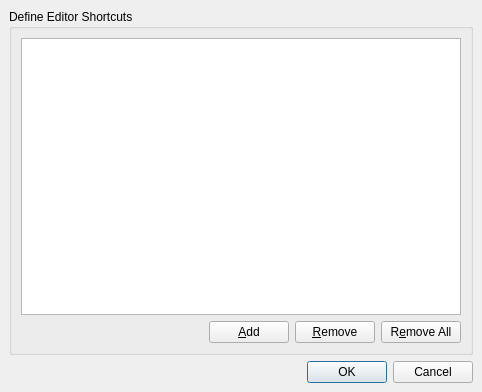
Above: Sqliteman/sqliteman/shortcuteditordialog.ui from iamkjg/sqliteman before the change. Below: the same form after it.
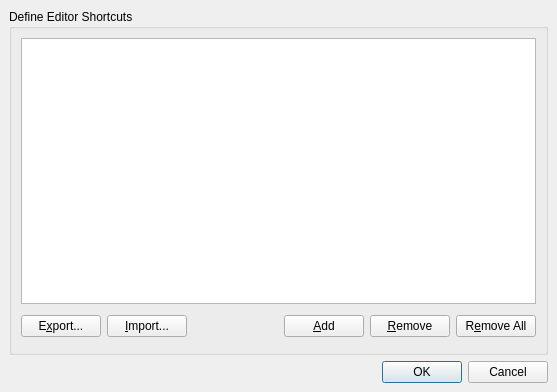
That is the form after the change.

```diff
--- a/Sqliteman/sqliteman/shortcuteditordialog.ui
+++ b/Sqliteman/sqliteman/shortcuteditordialog.ui
@@ -5,7 +5,7 @@
    <rect>
     <x>0</x>
     <y>0</y>
-    <width>482</width>
+    <width>557</width>
     <height>392</height>
    </rect>
   </property>
@@ -31,41 +31,41 @@
       <property name="spacing" >
        <number>6</number>
       </property>
-      <item row="1" column="3" >
-       <widget class="QPushButton" name="removeAllButton" >
-        <property name="text" >
-         <string>R&amp;emove All</string>
-        </property>
-       </widget>
-      </item>
-      <item row="1" column="2" >
-       <widget class="QPushButton" name="removeButton" >
-        <property name="text" >
-         <string>&amp;Remove</string>
-        </property>
-       </widget>
-      </item>
       <item row="1" column="1" >
-       <widget class="QPushButton" name="addButton" >
+       <widget class="QPushButton" name="importButton" >
         <property name="text" >
-         <string>&amp;Add</string>
+         <string>&amp;Import...</string>
         </property>
        </widget>
       </item>
-      <item row="1" column="0" >
+      <item row="1" column="2" >
        <spacer>
         <property name="orientation" >
          <enum>Qt::Horizontal</enum>
         </property>
         <property name="sizeHint" >
          <size>
-          <width>40</width>
-          <height>20</height>
+          <width>61</width>
+          <height>33</height>
          </size>
         </property>
        </spacer>
       </item>
-      <item row="0" column="0" colspan="4" >
+      <item row="1" column="3" >
+       <widget class="QPushButton" name="addButton" >
+        <property name="text" >
+         <string>&amp;Add</string>
+        </property>
+       </widget>
+      </item>
+      <item row="1" column="4" >
+       <widget class="QPushButton" name="removeButton" >
+        <property name="text" >
+         <string>&amp;Remove</string>
+        </property>
+       </widget>
+      </item>
+      <item row="0" column="0" colspan="6" >
        <widget class="QTableView" name="tableView" >
         <property name="alternatingRowColors" >
          <bool>true</bool>
@@ -75,6 +75,20 @@
         </property>
        </widget>
       </item>
+      <item row="1" column="5" >
+       <widget class="QPushButton" name="removeAllButton" >
+        <property name="text" >
+         <string>R&amp;emove All</string>
+        </property>
+       </widget>
+      </item>
+      <item row="1" column="0" >
+       <widget class="QPushButton" name="exportButton" >
+        <property name="text" >
+         <string>E&amp;xport...</string>
+        </property>
+       </widget>
+      </item>
      </layout>
     </widget>
    </item>
```
